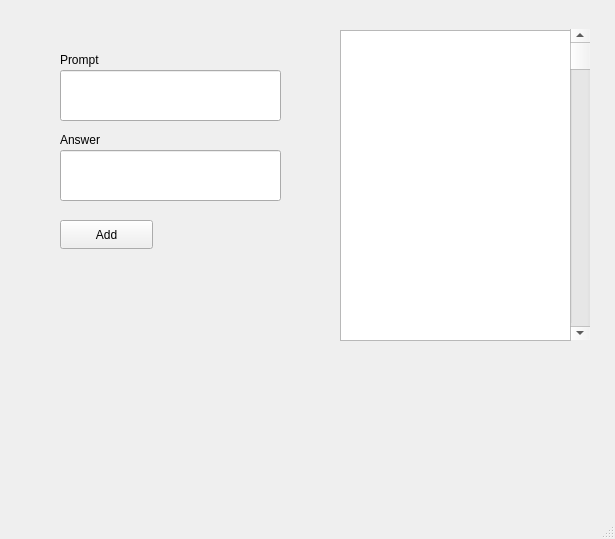
Old version of the form key-shortcut/mainwindow.ui in the repository simonisfiction/occ-hacks.
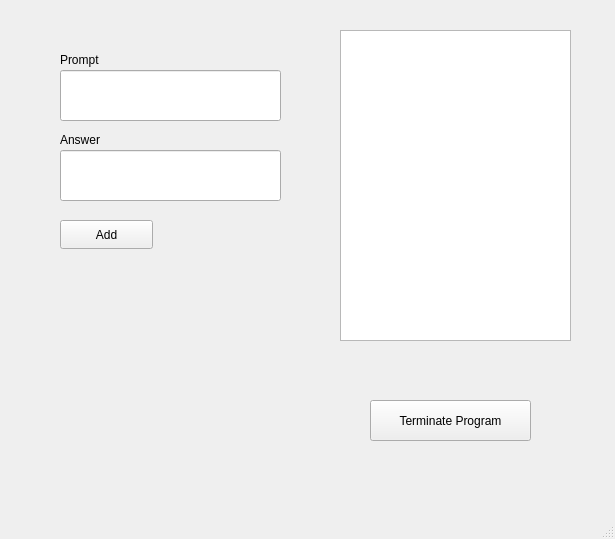
New version of the form.

Commit message: terminate button added to admin panel

The edit to the form file:
```diff
--- a/key-shortcut/mainwindow.ui
+++ b/key-shortcut/mainwindow.ui
@@ -63,19 +63,6 @@
      <string/>
     </property>
    </widget>
-   <widget class="QScrollBar" name="verticalScrollBar">
-    <property name="geometry">
-     <rect>
-      <x>570</x>
-      <y>29</y>
-      <width>20</width>
-      <height>311</height>
-     </rect>
-    </property>
-    <property name="orientation">
-     <enum>Qt::Orientation::Vertical</enum>
-    </property>
-   </widget>
    <widget class="QLabel" name="label">
     <property name="geometry">
      <rect>
@@ -102,6 +89,19 @@
      <string>Answer</string>
     </property>
    </widget>
+   <widget class="QPushButton" name="btnTerminate">
+    <property name="geometry">
+     <rect>
+      <x>370</x>
+      <y>400</y>
+      <width>161</width>
+      <height>41</height>
+     </rect>
+    </property>
+    <property name="text">
+     <string>Terminate Program</string>
+    </property>
+   </widget>
   </widget>
   <widget class="QMenuBar" name="menubar">
    <property name="geometry">
```
The commit also changes 2 other files.
